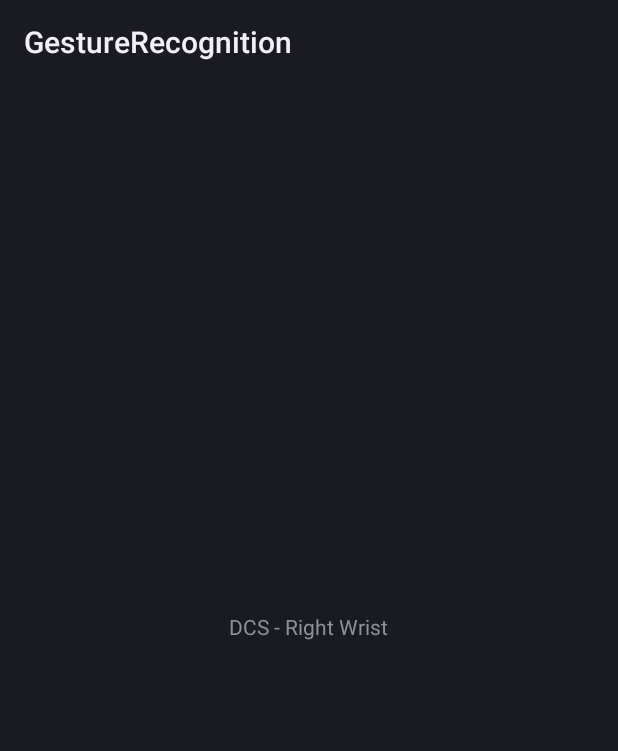
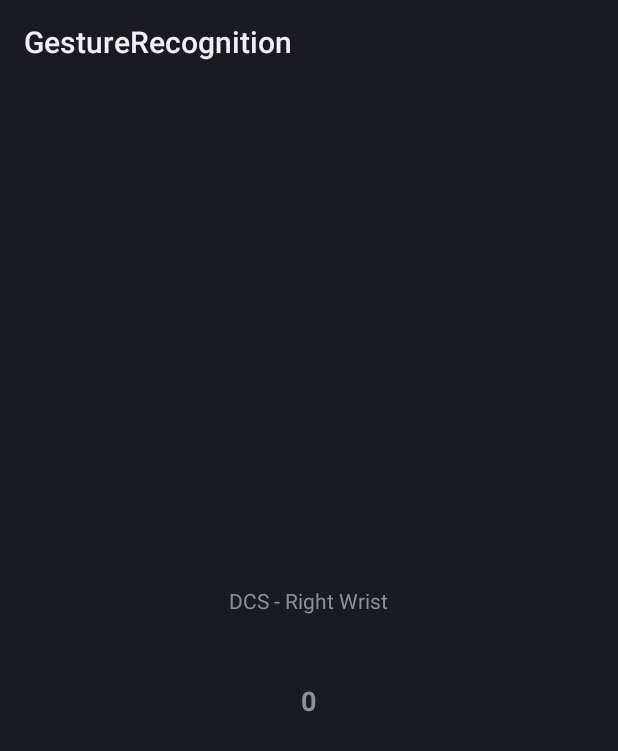
Before and after one commit to UVA-DSA/MiDAS, an Android app: the screen it shows after launch (MainActivity), on a phone screen of 412 x 824 dp. Shown: the top 751 px of the screen. Run offline under Robolectric (Android 15) with nearby library versions, the phone set to English and light mode, and no system bars; plain views replace BoxInsetLayout; 1 statement that could not run was skipped.

Commit message:
add seq num to sw display

```diff
--- a/src/Android/smartwatch_stream/app/src/main/java/com/example/gesturerecognition/MainActivity.java
+++ b/src/Android/smartwatch_stream/app/src/main/java/com/example/gesturerecognition/MainActivity.java
@@ -23,10 +23,11 @@ import com.example.gesturerecognition.databinding.ActivityMainBinding;
 
 import java.io.IOException;
 
-public class MainActivity extends Activity  {
+public class MainActivity extends Activity implements SensorData.SensorDataCallback {
 
     private static TextView mTextView;
     private static TextView mIPTextView;
+    private static TextView mSeqTextView;
     private Button mButton;
     private ActivityMainBinding binding;
     private static final String DEBUG_TAG = "NetworkStatusExample";
@@ -47,7 +48,7 @@ public class MainActivity extends Activity  {
         binding = ActivityMainBinding.inflate(getLayoutInflater());
         setContentView(binding.getRoot());
 
-
+        mSeqTextView = binding.sequence;
         mTextView = binding.text;
         mIPTextView = binding.ip;
         mTextView.setText(welcomeMsg);
@@ -69,7 +70,7 @@ public class MainActivity extends Activity  {
         Log.d(DEBUG_TAG, "Internet connected: " + isOnline());
         if(isOnline()){
             bindNetwork();
-            mSensor = new SensorData(this);
+            mSensor = new SensorData(this, this);
         }
 
         mTextView.setText(message);
@@ -146,4 +147,12 @@ public class MainActivity extends Activity  {
             isStarted = false;
         }
     }
+
+    @Override
+    public void onSensorDataReceived(String data) {
+        runOnUiThread(() -> {
+            // Update the sequence TextView with the new data
+            mSeqTextView.setText(data);
+        });
+    }
 }
--- a/src/Android/smartwatch_stream/app/src/main/java/com/example/gesturerecognition/SensorData.java
+++ b/src/Android/smartwatch_stream/app/src/main/java/com/example/gesturerecognition/SensorData.java
@@ -31,6 +31,8 @@ import java.util.concurrent.TimeUnit;
 public class SensorData  implements SensorEventListener {
 
     private SensorManager sensorManager;
+    private SensorDataCallback callback;
+
     private Sensor sensor_acc;
     private Sensor sensor_gyro;
     private double avg = 0;
@@ -45,6 +47,10 @@ public class SensorData  implements SensorEventListener {
 //    private String watchArm = "left";
     private String watchArm = "right";
     private Long startTime;
+
+    private Long accSeqNum = Long.valueOf(0);
+    private Long gyroSeqNum = Long.valueOf(0);
+
 
     public  void startSensor(){
         Log.d(LOG_TAG, "startSensor initiated");
@@ -85,11 +91,13 @@ public class SensorData  implements SensorEventListener {
         if(isStarted) {
 //            udp_client.queue.offer(data);
             queue.offer(data);
+
         }
     }
 
-    public SensorData(Context context) {
+    public SensorData(Context context, SensorDataCallback sensorDataCallback) {
         this.context = context;
+        this.callback = sensorDataCallback;
         sensorManager = (SensorManager) context.getSystemService(context.SENSOR_SERVICE);
         sensor_acc = sensorManager.getDefaultSensor(Sensor.TYPE_ACCELEROMETER);
         sensor_gyro = sensorManager.getDefaultSensor(Sensor.TYPE_GYROSCOPE);
@@ -107,7 +115,12 @@ public class SensorData  implements SensorEventListener {
         String time = Long.toString(System.currentTimeMillis());
         Sensor sensor = sensorEvent.sensor;
         if (sensor.getType() == Sensor.TYPE_ACCELEROMETER) {
-            //TODO: get values
+            //TODO: get
+
+            accSeqNum++;
+            if(accSeqNum < 0) {
+                accSeqNum = 0L;
+            }
 
             // Acquire measurement values from event
             double x = sensorEvent.values[0]; // X axis
@@ -118,11 +131,16 @@ public class SensorData  implements SensorEventListener {
 
             acc_data = x +","+ y + ","+ z;
             Log.d(LOG_TAG, "acc_3_axes: " + acc_data);
-            String data_to_send = time + ","+watchArm+ ","+"acc"+","+acc_data;
+            String data_to_send = time + ","+watchArm+ ","+"acc"+","+acc_data +",seq," + accSeqNum;
             sendSensorData(data_to_send);
-
+            callback.onSensorDataReceived(String.valueOf(accSeqNum));
         }else if (sensor.getType() == Sensor.TYPE_GYROSCOPE) {
             //TODO: get values
+
+            gyroSeqNum++;
+            if(gyroSeqNum < 0) {
+                gyroSeqNum = 0L;
+            }
             // Acquire measurement values from event
             double x = sensorEvent.values[0]; // X
             double y = sensorEvent.values[1]; // y
@@ -131,13 +149,11 @@ public class SensorData  implements SensorEventListener {
             gyro_data  = x +","+ y + ","+ z;
 
             Log.d(LOG_TAG, "gyro_data: "+gyro_data);
-            String data_to_send = time + ","+watchArm+ ","+"gyro"+","+gyro_data;
+            String data_to_send = time + ","+watchArm+ ","+"gyro"+","+gyro_data +",seq," + gyroSeqNum;
             sendSensorData(data_to_send);
+            callback.onSensorDataReceived(String.valueOf(gyroSeqNum));
 
         }
-
-
-
 
     }
 
@@ -146,4 +162,8 @@ public class SensorData  implements SensorEventListener {
 
     }
 
+    public interface SensorDataCallback {
+        void onSensorDataReceived(String data);
+    }
+
 }
--- a/src/Android/smartwatch_stream/app/src/main/res/layout/activity_main.xml
+++ b/src/Android/smartwatch_stream/app/src/main/res/layout/activity_main.xml
@@ -38,7 +38,16 @@
                 android:paddingBottom="10dp"
                 android:text="@string/hello_world" />
 
-<!--            <Button-->
+            <TextView
+                android:id="@+id/sequence"
+                android:layout_width="wrap_content"
+                android:layout_height="wrap_content"
+                android:textStyle="bold"
+                android:textSize="18sp"
+                android:paddingBottom="10dp"
+                android:text="0" />
+
+            <!--            <Button-->
 <!--                android:id="@+id/startBtn"-->
 <!--                android:layout_width="wrap_content"-->
 <!--                android:layout_height="wrap_content"-->
```
Also changed, not shown: 1 other file.
